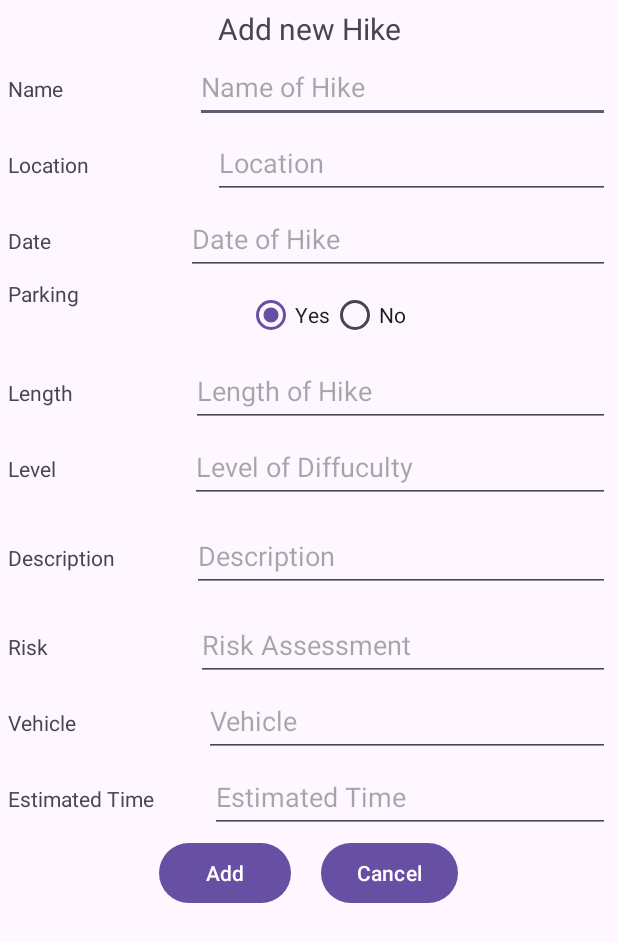
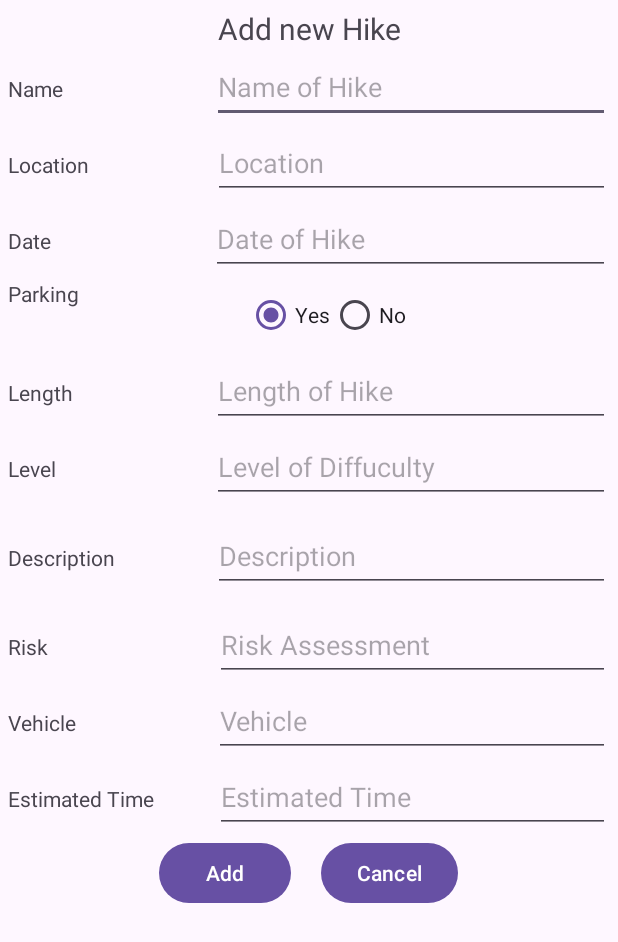
Before and after one commit to TruongpmIT/MobileApp, an Android app: the AddActivity screen opened directly, with no data from a screen before it, on a phone screen of 412 x 824 dp. Shown: the top 942 px of the screen. Run offline under Robolectric (Android 15) with nearby library versions, the phone set to English and light mode, and no system bars.

```diff
--- a/app/src/main/java/com/example/mobileapp/MainActivity.java
+++ b/app/src/main/java/com/example/mobileapp/MainActivity.java
@@ -50,6 +50,7 @@ public class MainActivity extends AppCompatActivity {
         lvHike.setAdapter(adapter);
         CRUD_Listview();
 
+
     }
 
     private void CRUD_Listview() {
--- a/app/src/main/res/layout/activity_add.xml
+++ b/app/src/main/res/layout/activity_add.xml
@@ -29,7 +29,7 @@
 
         <EditText
             android:id="@+id/edt_name"
-            android:layout_width="71dp"
+            android:layout_width="32dp"
             android:layout_height="wrap_content"
             android:layout_weight="7"
             android:height="48dp"
@@ -69,7 +69,7 @@
 
         <EditText
             android:id="@+id/edt_date"
-            android:layout_width="71dp"
+            android:layout_width="15dp"
             android:layout_height="wrap_content"
             android:layout_weight="7"
             android:height="48dp"
@@ -107,12 +107,13 @@
                 android:text="No" />
         </RadioGroup>
     </LinearLayout>
+
     <LinearLayout
         android:layout_width="match_parent"
+        android:layout_height="wrap_content"
+        android:layout_marginVertical="1dp"
         android:orientation="horizontal"
-        android:weightSum="10"
-        android:layout_marginVertical="1dp"
-        android:layout_height="wrap_content">
+        android:weightSum="10">
 
         <TextView
             android:layout_width="33dp"
@@ -122,10 +123,11 @@
 
         <EditText
             android:id="@+id/edt_length"
-            android:layout_width="71dp"
+            android:layout_width="24dp"
             android:layout_height="wrap_content"
             android:layout_weight="7"
             android:height="48dp"
+            android:baselineAligned="false"
             android:hint="Length of Hike" />
     </LinearLayout>
     <LinearLayout
@@ -142,7 +144,7 @@
 
         <EditText
             android:id="@+id/edt_level"
-            android:layout_width="71dp"
+            android:layout_width="21dp"
             android:layout_height="wrap_content"
             android:layout_weight="7"
             android:height="48dp"
@@ -163,7 +165,7 @@
 
         <EditText
             android:id="@+id/edt_description"
-            android:layout_width="71dp"
+            android:layout_width="24dp"
             android:layout_height="wrap_content"
             android:layout_weight="7"
             android:height="48dp"
@@ -184,7 +186,7 @@
 
         <EditText
             android:id="@+id/edt_risk"
-            android:layout_width="71dp"
+            android:layout_width="29dp"
             android:layout_height="wrap_content"
             android:layout_weight="7"
             android:height="48dp"
@@ -204,7 +206,7 @@
 
         <EditText
             android:id="@+id/edt_vehicle"
-            android:layout_width="71dp"
+            android:layout_width="48dp"
             android:layout_height="wrap_content"
             android:layout_weight="7"
             android:height="48dp"
@@ -224,7 +226,7 @@
 
         <EditText
             android:id="@+id/edt_estimated_time"
-            android:layout_width="178dp"
+            android:layout_width="168dp"
             android:layout_height="wrap_content"
             android:layout_weight="7"
             android:height="48dp"
--- a/app/src/main/res/values/colors.xml
+++ b/app/src/main/res/values/colors.xml
@@ -5,4 +5,10 @@
     <color name="colorAccent">#E9EBEE</color>
     <color name="black">#FF000000</color>
     <color name="white">#FFFFFFFF</color>
+    <color name="purple_200">#FFBB86FC</color>
+    <color name="purple_500">#FF6200EE</color>
+    <color name="purple_700">#FF3700B3</color>
+    <color name="teal_200">#FF03DAC5</color>
+    <color name="teal_700">#FF018786</color>
+
 </resources>
```
Also changed, not shown: app/src/main/java/com/example/mobileapp/AddActivity.java (+56 -5 lines), app/src/main/java/com/example/mobileapp/EditActivity.java (+51 -1 lines), app/src/main/res/layout/activity_edit.xml (+10 -4 lines).
